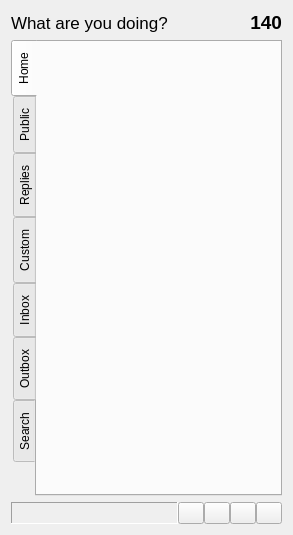
This is src/MainWindow.ui in asolfre/qwit as Qt 5 draws it before an edit. The edited form follows.
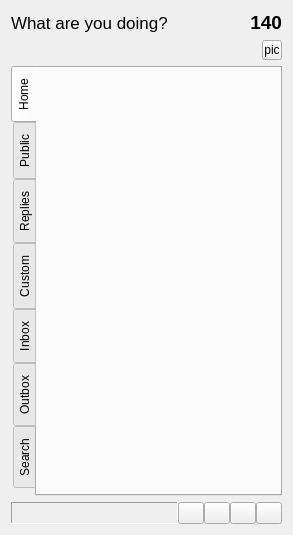
This is the edited form. Icons and pictures are not drawn.

Commit message: ui for twitpic support

The edit to the form file:
```diff
--- a/src/MainWindow.ui
+++ b/src/MainWindow.ui
@@ -221,7 +221,37 @@
       </layout>
      </item>
      <item>
-      <widget class="QTabWidget" name="tabWidget" >
+      <layout class="QHBoxLayout" name="horizontalLayout">
+       <item>
+        <spacer name="horizontalSpacer">
+         <property name="orientation">
+          <enum>Qt::Horizontal</enum>
+         </property>
+         <property name="sizeHint" stdset="0">
+          <size>
+           <width>40</width>
+           <height>20</height>
+          </size>
+         </property>
+        </spacer>
+       </item>
+       <item>
+        <widget class="QToolButton" name="twitPicButton">
+         <property name="maximumSize">
+          <size>
+           <width>20</width>
+           <height>20</height>
+          </size>
+         </property>
+         <property name="text">
+          <string>pic</string>
+         </property>
+        </widget>
+       </item>
+      </layout>
+     </item>
+     <item>
+     <widget class="QTabWidget" name="tabWidget" >
        <property name="toolTip" >
         <string/>
        </property>
```
The commit also changes 2 other files.
